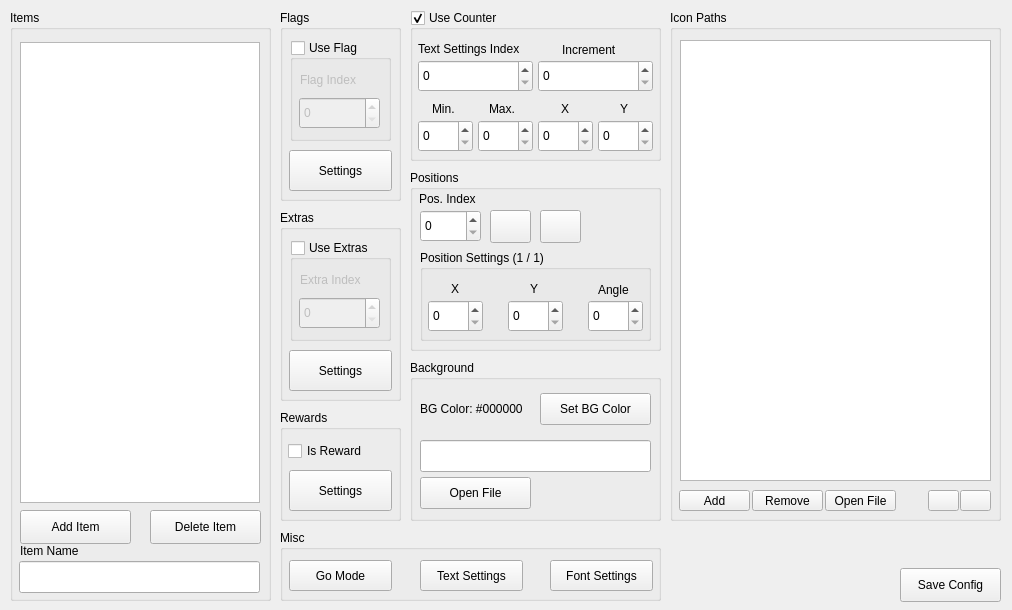
First picture: the form in ui/editor.ui, repository Yanis002/SaucisseTracker, before the edit.
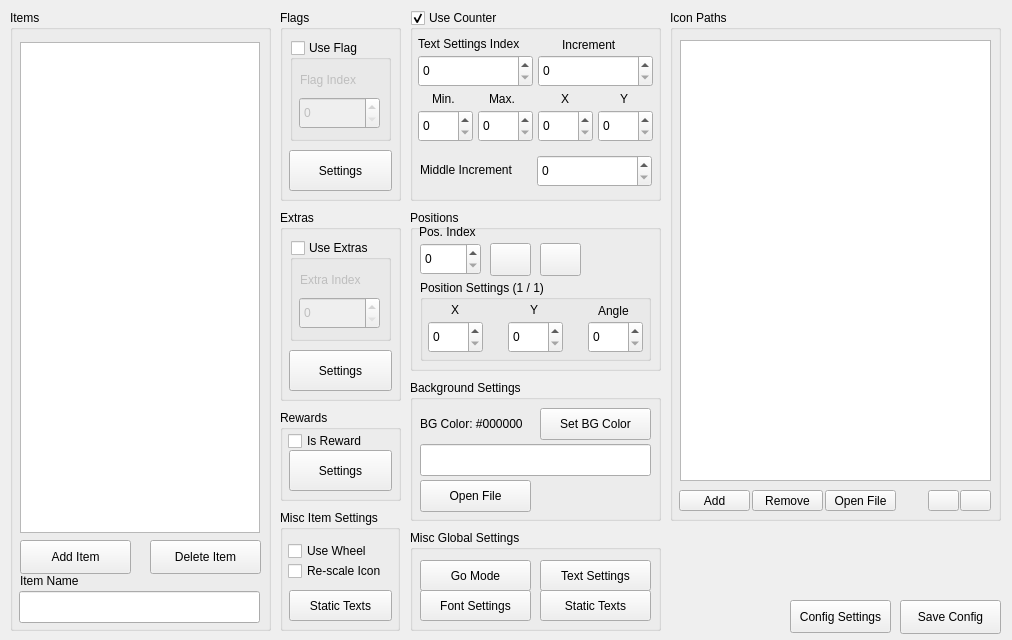
Second picture: the form after the edit. Icons and pictures are not drawn.

What changed in the file:
```diff
--- a/ui/editor.ui
+++ b/ui/editor.ui
@@ -7,7 +7,7 @@
     <x>0</x>
     <y>0</y>
     <width>1012</width>
-    <height>610</height>
+    <height>640</height>
    </rect>
   </property>
   <property name="windowTitle">
@@ -17,9 +17,9 @@
    <property name="geometry">
     <rect>
      <x>410</x>
-     <y>170</y>
+     <y>210</y>
      <width>251</width>
-     <height>181</height>
+     <height>161</height>
     </rect>
    </property>
    <property name="title">
@@ -29,7 +29,7 @@
     <property name="geometry">
      <rect>
       <x>10</x>
-      <y>40</y>
+      <y>33</y>
       <width>61</width>
       <height>32</height>
      </rect>
@@ -39,7 +39,7 @@
     <property name="geometry">
      <rect>
       <x>80</x>
-      <y>40</y>
+      <y>33</y>
       <width>41</width>
       <height>33</height>
      </rect>
@@ -55,7 +55,7 @@
     <property name="geometry">
      <rect>
       <x>130</x>
-      <y>40</y>
+      <y>33</y>
       <width>41</width>
       <height>33</height>
      </rect>
@@ -71,7 +71,7 @@
     <property name="geometry">
      <rect>
       <x>9</x>
-      <y>20</y>
+      <y>13</y>
       <width>71</width>
       <height>18</height>
      </rect>
@@ -84,9 +84,9 @@
     <property name="geometry">
      <rect>
       <x>10</x>
-      <y>80</y>
+      <y>70</y>
       <width>231</width>
-      <height>91</height>
+      <height>81</height>
      </rect>
     </property>
     <property name="title">
@@ -96,7 +96,7 @@
      <property name="geometry">
       <rect>
        <x>88</x>
-       <y>50</y>
+       <y>41</y>
        <width>55</width>
        <height>32</height>
       </rect>
@@ -106,7 +106,7 @@
      <property name="geometry">
       <rect>
        <x>8</x>
-       <y>50</y>
+       <y>41</y>
        <width>55</width>
        <height>32</height>
       </rect>
@@ -116,7 +116,7 @@
      <property name="geometry">
       <rect>
        <x>110</x>
-       <y>30</y>
+       <y>21</y>
        <width>21</width>
        <height>18</height>
       </rect>
@@ -129,7 +129,7 @@
      <property name="geometry">
       <rect>
        <x>31</x>
-       <y>30</y>
+       <y>21</y>
        <width>21</width>
        <height>18</height>
       </rect>
@@ -142,7 +142,7 @@
      <property name="geometry">
       <rect>
        <x>168</x>
-       <y>50</y>
+       <y>41</y>
        <width>55</width>
        <height>32</height>
       </rect>
@@ -152,7 +152,7 @@
      <property name="geometry">
       <rect>
        <x>178</x>
-       <y>30</y>
+       <y>21</y>
        <width>41</width>
        <height>20</height>
       </rect>
@@ -266,7 +266,7 @@
      <x>410</x>
      <y>10</y>
      <width>251</width>
-     <height>151</height>
+     <height>191</height>
     </rect>
    </property>
    <property name="title">
@@ -282,7 +282,7 @@
     <property name="geometry">
      <rect>
       <x>68</x>
-      <y>110</y>
+      <y>100</y>
       <width>55</width>
       <height>32</height>
      </rect>
@@ -292,7 +292,7 @@
     <property name="geometry">
      <rect>
       <x>8</x>
-      <y>50</y>
+      <y>45</y>
       <width>115</width>
       <height>32</height>
      </rect>
@@ -302,7 +302,7 @@
     <property name="geometry">
      <rect>
       <x>152</x>
-      <y>30</y>
+      <y>25</y>
       <width>71</width>
       <height>20</height>
      </rect>
@@ -315,7 +315,7 @@
     <property name="geometry">
      <rect>
       <x>188</x>
-      <y>110</y>
+      <y>100</y>
       <width>55</width>
       <height>32</height>
      </rect>
@@ -325,7 +325,7 @@
     <property name="geometry">
      <rect>
       <x>128</x>
-      <y>50</y>
+      <y>45</y>
       <width>115</width>
       <height>32</height>
      </rect>
@@ -335,7 +335,7 @@
     <property name="geometry">
      <rect>
       <x>128</x>
-      <y>110</y>
+      <y>100</y>
       <width>55</width>
       <height>32</height>
      </rect>
@@ -345,7 +345,7 @@
     <property name="geometry">
      <rect>
       <x>79</x>
-      <y>90</y>
+      <y>80</y>
       <width>41</width>
       <height>18</height>
      </rect>
@@ -358,7 +358,7 @@
     <property name="geometry">
      <rect>
       <x>8</x>
-      <y>30</y>
+      <y>25</y>
       <width>121</width>
       <height>18</height>
      </rect>
@@ -371,7 +371,7 @@
     <property name="geometry">
      <rect>
       <x>210</x>
-      <y>90</y>
+      <y>80</y>
       <width>21</width>
       <height>18</height>
      </rect>
@@ -384,7 +384,7 @@
     <property name="geometry">
      <rect>
       <x>22</x>
-      <y>90</y>
+      <y>80</y>
       <width>31</width>
       <height>18</height>
      </rect>
@@ -397,7 +397,7 @@
     <property name="geometry">
      <rect>
       <x>151</x>
-      <y>90</y>
+      <y>80</y>
       <width>21</width>
       <height>18</height>
      </rect>
@@ -410,30 +410,53 @@
     <property name="geometry">
      <rect>
       <x>8</x>
-      <y>110</y>
+      <y>100</y>
       <width>55</width>
       <height>32</height>
      </rect>
     </property>
    </widget>
+   <widget class="QLabel" name="label_10">
+    <property name="geometry">
+     <rect>
+      <x>10</x>
+      <y>150</y>
+      <width>121</width>
+      <height>20</height>
+     </rect>
+    </property>
+    <property name="text">
+     <string>Middle Increment</string>
+    </property>
+   </widget>
+   <widget class="QSpinBox" name="spinBox_7">
+    <property name="geometry">
+     <rect>
+      <x>127</x>
+      <y>145</y>
+      <width>115</width>
+      <height>32</height>
+     </rect>
+    </property>
+   </widget>
   </widget>
   <widget class="QGroupBox" name="groupBox_6">
    <property name="geometry">
     <rect>
      <x>410</x>
-     <y>360</y>
+     <y>380</y>
      <width>251</width>
-     <height>161</height>
+     <height>141</height>
     </rect>
    </property>
    <property name="title">
-    <string>Background</string>
+    <string>Background Settings</string>
    </property>
    <widget class="QLineEdit" name="lineEdit">
     <property name="geometry">
      <rect>
       <x>10</x>
-      <y>80</y>
+      <y>64</y>
       <width>231</width>
       <height>32</height>
      </rect>
@@ -443,7 +466,7 @@
     <property name="geometry">
      <rect>
       <x>10</x>
-      <y>117</y>
+      <y>100</y>
       <width>111</width>
       <height>32</height>
      </rect>
@@ -456,7 +479,7 @@
     <property name="geometry">
      <rect>
       <x>10</x>
-      <y>40</y>
+      <y>35</y>
       <width>161</width>
       <height>18</height>
      </rect>
@@ -469,7 +492,7 @@
     <property name="geometry">
      <rect>
       <x>130</x>
-      <y>33</y>
+      <y>28</y>
       <width>111</width>
       <height>32</height>
      </rect>
@@ -483,7 +506,7 @@
    <property name="geometry">
     <rect>
      <x>900</x>
-     <y>568</y>
+     <y>600</y>
      <width>101</width>
      <height>34</height>
     </rect>
@@ -637,21 +660,21 @@
   <widget class="QGroupBox" name="groupBox_10">
    <property name="geometry">
     <rect>
-     <x>280</x>
+     <x>410</x>
      <y>530</y>
-     <width>381</width>
-     <height>71</height>
+     <width>251</width>
+     <height>101</height>
     </rect>
    </property>
    <property name="title">
-    <string>Misc</string>
+    <string>Misc Global Settings</string>
    </property>
    <widget class="QPushButton" name="pushButton_17">
     <property name="geometry">
      <rect>
-      <x>9</x>
+      <x>10</x>
       <y>30</y>
-      <width>103</width>
+      <width>111</width>
       <height>31</height>
      </rect>
     </property>
@@ -662,9 +685,9 @@
    <widget class="QPushButton" name="pushButton_16">
     <property name="geometry">
      <rect>
-      <x>270</x>
-      <y>30</y>
-      <width>103</width>
+      <x>10</x>
+      <y>60</y>
+      <width>111</width>
       <height>31</height>
      </rect>
     </property>
@@ -675,9 +698,9 @@
    <widget class="QPushButton" name="pushButton_7">
     <property name="geometry">
      <rect>
-      <x>140</x>
+      <x>130</x>
       <y>30</y>
-      <width>103</width>
+      <width>111</width>
       <height>31</height>
      </rect>
     </property>
@@ -685,6 +708,19 @@
      <string>Text Settings</string>
     </property>
    </widget>
+   <widget class="QPushButton" name="pushButton">
+    <property name="geometry">
+     <rect>
+      <x>130</x>
+      <y>60</y>
+      <width>111</width>
+      <height>31</height>
+     </rect>
+    </property>
+    <property name="text">
+     <string>Static Texts</string>
+    </property>
+   </widget>
   </widget>
   <widget class="QGroupBox" name="groupBox_11">
    <property name="geometry">
@@ -692,7 +728,7 @@
      <x>10</x>
      <y>10</y>
      <width>261</width>
-     <height>591</height>
+     <height>621</height>
     </rect>
    </property>
    <property name="title">
@@ -702,7 +738,7 @@
     <property name="geometry">
      <rect>
       <x>10</x>
-      <y>500</y>
+      <y>530</y>
       <width>111</width>
       <height>34</height>
      </rect>
@@ -717,7 +753,7 @@
       <x>10</x>
       <y>32</y>
       <width>240</width>
-      <height>461</height>
+      <height>491</height>
      </rect>
     </property>
    </widget>
@@ -725,7 +761,7 @@
     <property name="geometry">
      <rect>
       <x>9</x>
-      <y>551</y>
+      <y>581</y>
       <width>241</width>
       <height>32</height>
      </rect>
@@ -735,7 +771,7 @@
     <property name="geometry">
      <rect>
       <x>140</x>
-      <y>500</y>
+      <y>530</y>
       <width>111</width>
       <height>34</height>
      </rect>
@@ -748,7 +784,7 @@
     <property name="geometry">
      <rect>
       <x>10</x>
-      <y>531</y>
+      <y>561</y>
       <width>70</width>
       <height>20</height>
      </rect>
@@ -764,7 +800,7 @@
      <x>280</x>
      <y>410</y>
      <width>121</width>
-     <height>111</height>
+     <height>91</height>
     </rect>
    </property>
    <property name="title">
@@ -774,7 +810,7 @@
     <property name="geometry">
      <rect>
       <x>9</x>
-      <y>60</y>
+      <y>40</y>
       <width>103</width>
       <height>41</height>
      </rect>
@@ -787,7 +823,7 @@
     <property name="geometry">
      <rect>
       <x>8</x>
-      <y>30</y>
+      <y>20</y>
       <width>101</width>
       <height>22</height>
      </rect>
@@ -797,6 +833,71 @@
     </property>
    </widget>
   </widget>
+  <widget class="QGroupBox" name="groupBox_13">
+   <property name="geometry">
+    <rect>
+     <x>280</x>
+     <y>510</y>
+     <width>120</width>
+     <height>121</height>
+    </rect>
+   </property>
+   <property name="title">
+    <string>Misc Item Settings</string>
+   </property>
+   <widget class="QPushButton" name="pushButton_2">
+    <property name="geometry">
+     <rect>
+      <x>9</x>
+      <y>80</y>
+      <width>103</width>
+      <height>31</height>
+     </rect>
+    </property>
+    <property name="text">
+     <string>Static Texts</string>
+    </property>
+   </widget>
+   <widget class="QCheckBox" name="checkBox_3">
+    <property name="geometry">
+     <rect>
+      <x>8</x>
+      <y>50</y>
+      <width>111</width>
+      <height>22</height>
+     </rect>
+    </property>
+    <property name="text">
+     <string>Re-scale Icon</string>
+    </property>
+   </widget>
+   <widget class="QCheckBox" name="checkBox_4">
+    <property name="geometry">
+     <rect>
+      <x>8</x>
+      <y>30</y>
+      <width>101</width>
+      <height>22</height>
+     </rect>
+    </property>
+    <property name="text">
+     <string>Use Wheel</string>
+    </property>
+   </widget>
+  </widget>
+  <widget class="QPushButton" name="pushButton_21">
+   <property name="geometry">
+    <rect>
+     <x>790</x>
+     <y>600</y>
+     <width>101</width>
+     <height>33</height>
+    </rect>
+   </property>
+   <property name="text">
+    <string>Config Settings</string>
+   </property>
+  </widget>
  </widget>
  <resources/>
  <connections/>
```
